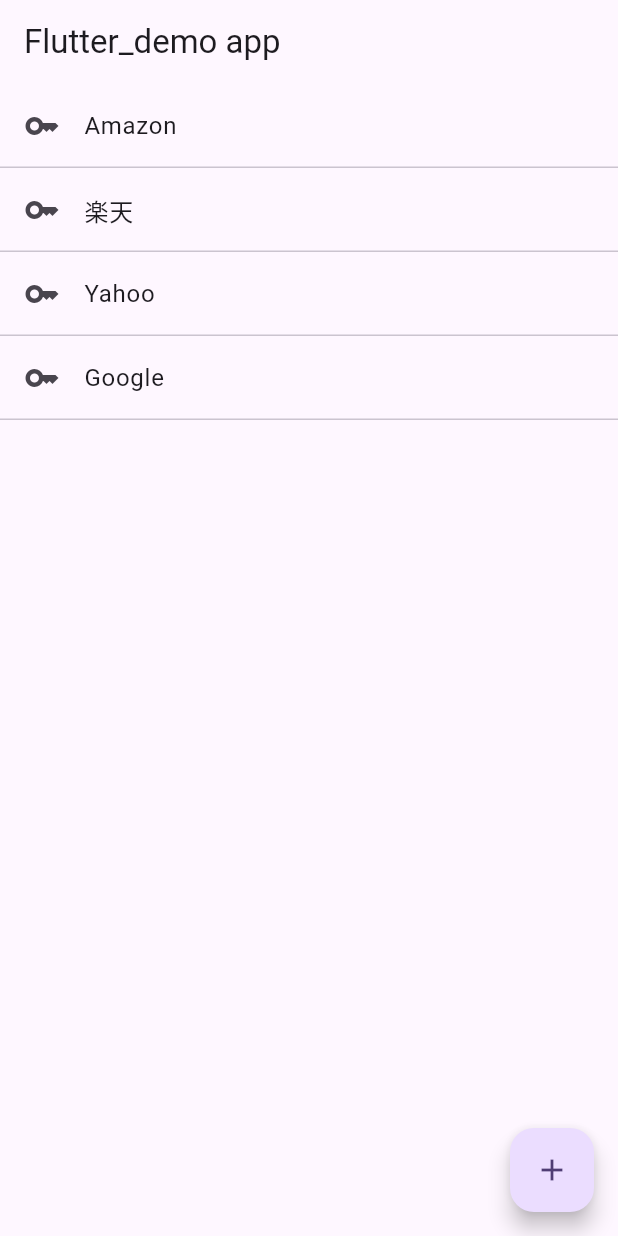
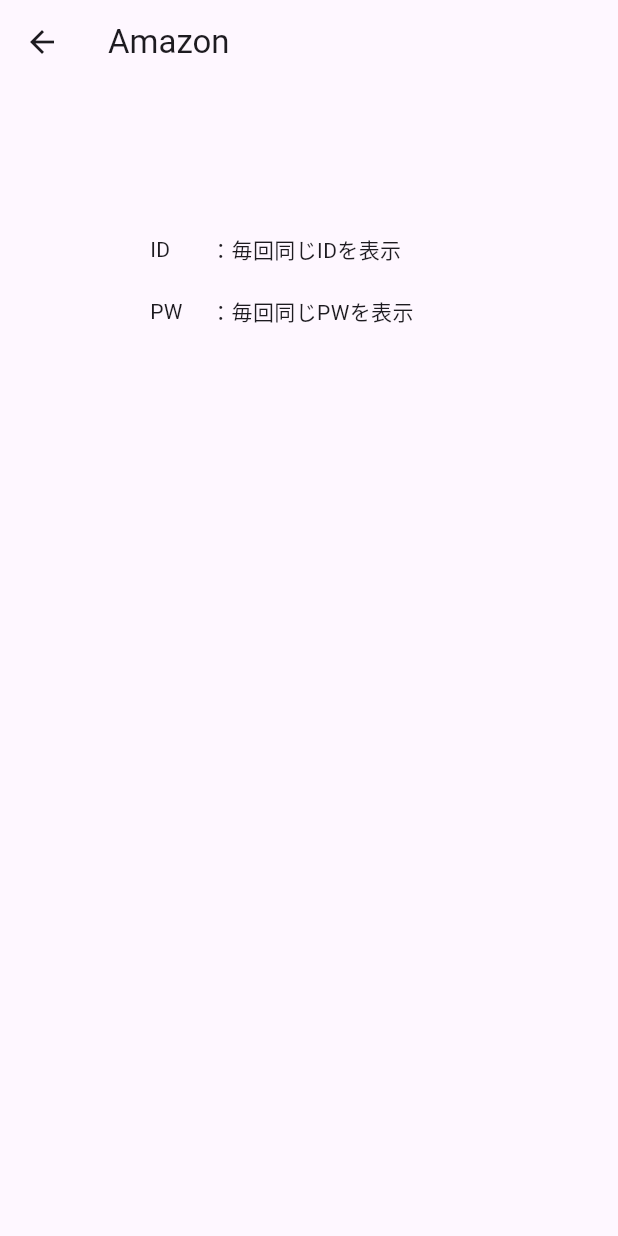
Before and after one commit to Kohei-Inoda/flutter-study, a Flutter app: the screen it shows after launch, after a tap on "Amazon", on a phone screen of 412 x 824 dp. Run offline on Flutter 3.47's test engine with Material 3 defaults, Android fonts, the phone set to English and light mode, and no system bars.

Commit message:
second commit

```diff
--- a/demo_app/lib/main.dart
+++ b/demo_app/lib/main.dart
@@ -1,4 +1,5 @@
 import 'package:flutter/material.dart';
+import 'package:demo_app/next_page.dart';
 
 void main() {
   runApp(const MyApp());
@@ -54,7 +55,8 @@ class _MyHomePageState extends State<MyHomePage> {
                 leading: Icon(Icons.key),
                 title: Text(titleList[index]),
                 onTap: () {
-                  print('List has taped');
+                  Navigator.push(context,MaterialPageRoute(
+                          builder: (context) => NextPage(titleList[index])));
                 },
               ),
               //線を引く
--- /dev/null
+++ b/demo_app/lib/next_page.dart
@@ -0,0 +1,38 @@
+import 'package:flutter/material.dart';
+
+class NextPage extends StatelessWidget {
+  final String title;
+  const NextPage(this.title, {Key? key}) : super(key: key);
+
+  @override
+  Widget build(BuildContext context) {
+    return Scaffold(
+      appBar: AppBar(
+        title: Text(title),
+      ),
+      body: Padding(
+        padding: const EdgeInsets.all(100.0),
+        child: Column(
+          crossAxisAlignment: CrossAxisAlignment.start,
+          children: [
+            Row(
+              children: [
+                SizedBox(width: 40, child: Text('ID')),
+                Text('：毎回同じIDを表示'),
+              ],
+            ),
+            SizedBox(
+              height: 20,
+            ),
+            Row(
+              children: [
+                SizedBox(width: 40, child: Text('PW')),
+                Text('：毎回同じPWを表示'),
+              ],
+            )
+          ],
+        ),
+      ),
+    );
+  }
+}
```
